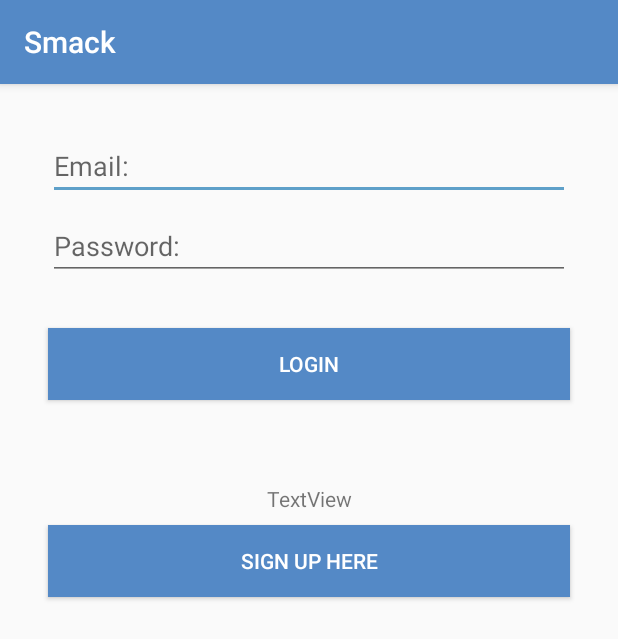
After one commit to labelz/Smack, an Android app: the LoginActivity screen opened directly, with no data from a screen before it, on a phone screen of 412 x 824 dp. The commit adds this screen. Shown: the top 639 px of the screen. Run offline under Robolectric (Android 15) with nearby library versions, the phone set to English and light mode, and no system bars.

Commit message:
add login page

```diff
--- a/app/build.gradle
+++ b/app/build.gradle
@@ -24,7 +24,7 @@ android {
 
 dependencies {
     implementation fileTree(dir: 'libs', include: ['*.jar'])
-    implementation"org.jetbrains.kotlin:kotlin-stdlib-jdk7:$kotlin_version"
+    implementation "org.jetbrains.kotlin:kotlin-stdlib-jdk7:$kotlin_version"
     implementation 'com.android.support:appcompat-v7:28.0.0'
     implementation 'com.android.support:design:28.0.0'
     implementation 'com.android.support.constraint:constraint-layout:1.1.3'
--- a/app/src/main/AndroidManifest.xml
+++ b/app/src/main/AndroidManifest.xml
@@ -9,7 +9,7 @@
             android:supportsRtl="true"
             android:theme="@style/AppTheme">
         <activity
-                android:name=".MainActivity"
+                android:name=".Controller.MainActivity"
                 android:label="@string/app_name"
                 android:theme="@style/AppTheme.NoActionBar">
             <intent-filter>
@@ -18,6 +18,8 @@
                 <category android:name="android.intent.category.LAUNCHER"/>
             </intent-filter>
         </activity>
+        <activity android:name=".Controller.LoginActivity">
+        </activity>
     </application>
 
 </manifest>
--- /dev/null
+++ b/app/src/main/java/th/co/bluesharp/smack/Controller/LoginActivity.kt
@@ -0,0 +1,23 @@
+package th.co.bluesharp.smack.Controller
+
+import android.support.v7.app.AppCompatActivity
+import android.os.Bundle
+import android.view.View
+import th.co.bluesharp.smack.R
+
+class LoginActivity : AppCompatActivity() {
+
+    override fun onCreate(savedInstanceState: Bundle?) {
+        super.onCreate(savedInstanceState)
+        setContentView(R.layout.activity_login)
+    }
+
+    fun loginCreateBtnClicked(view:View){
+
+    }
+
+    fun loginBtnClicked(view: View){
+
+    }
+
+}
--- a/app/src/main/java/th/co/bluesharp/smack/MainActivity.kt
+++ b/app/src/main/java/th/co/bluesharp/smack/Controller/MainActivity.kt
@@ -1,16 +1,14 @@
-package th.co.bluesharp.smack
+package th.co.bluesharp.smack.Controller
 
+import android.content.Intent
 import android.os.Bundle
-import android.support.design.widget.Snackbar
-import android.support.design.widget.NavigationView
 import android.support.v4.view.GravityCompat
 import android.support.v7.app.ActionBarDrawerToggle
 import android.support.v7.app.AppCompatActivity
-import android.view.Menu
-import android.view.MenuItem
 import android.view.View
 import kotlinx.android.synthetic.main.activity_main.*
 import kotlinx.android.synthetic.main.app_bar_main.*
+import th.co.bluesharp.smack.R
 
 class MainActivity : AppCompatActivity() {
 
@@ -38,7 +36,8 @@ class MainActivity : AppCompatActivity() {
     }
 
     fun loginBtnNavClicked(view: View){
-
+        val loginIntent = Intent(this,LoginActivity::class.java)
+        startActivity(loginIntent)
     }
 
     fun addBtnNavClicked(view:View){
--- /dev/null
+++ b/app/src/main/res/layout/activity_login.xml
@@ -0,0 +1,54 @@
+<?xml version="1.0" encoding="utf-8"?>
+<android.support.constraint.ConstraintLayout
+        xmlns:android="http://schemas.android.com/apk/res/android"
+        xmlns:tools="http://schemas.android.com/tools"
+        xmlns:app="http://schemas.android.com/apk/res-auto"
+        android:layout_width="match_parent"
+        android:layout_height="match_parent"
+        tools:context=".Controller.LoginActivity">
+
+    <EditText
+            android:layout_width="0dp"
+            android:layout_height="wrap_content"
+            android:inputType="textPersonName"
+            android:ems="10"
+            android:id="@+id/loginEmailText"
+            app:layout_constraintStart_toStartOf="parent" android:layout_marginStart="32dp"
+            app:layout_constraintTop_toTopOf="parent" android:layout_marginTop="32dp"
+            app:layout_constraintEnd_toEndOf="parent" android:layout_marginEnd="32dp" android:hint="Email:"/>
+    <EditText
+            android:layout_width="0dp"
+            android:layout_height="wrap_content"
+            android:inputType="textPassword"
+            android:ems="10"
+            android:id="@+id/loginPasswordText" android:layout_marginTop="8dp"
+            app:layout_constraintTop_toBottomOf="@+id/loginEmailText" app:layout_constraintStart_toStartOf="parent"
+            android:layout_marginStart="32dp" app:layout_constraintEnd_toEndOf="parent"
+            android:layout_marginEnd="32dp" android:hint="Password:"/>
+    <Button
+            android:text="LOGIN"
+            android:layout_width="0dp"
+            android:layout_height="wrap_content"
+            app:layout_constraintStart_toStartOf="parent" app:layout_constraintEnd_toEndOf="parent"
+            android:id="@+id/loginBtn" android:layout_marginTop="32dp"
+            app:layout_constraintTop_toBottomOf="@+id/loginPasswordText" android:layout_marginEnd="32dp"
+            android:layout_marginStart="32dp" android:background="@color/colorPrimary"
+            android:textColor="@android:color/white" android:onClick="loginBtnClicked"/>
+    <TextView
+            android:text="TextView"
+            android:layout_width="wrap_content"
+            android:layout_height="wrap_content"
+            android:id="@+id/textView"
+            app:layout_constraintTop_toBottomOf="@+id/loginBtn" app:layout_constraintEnd_toEndOf="parent"
+            android:layout_marginEnd="8dp" app:layout_constraintStart_toStartOf="parent"
+            android:layout_marginStart="8dp" android:layout_marginTop="56dp" tools:text="Don't have any accout?"/>
+    <Button
+            android:text="SIGN UP HERE"
+            android:layout_width="0dp"
+            android:layout_height="wrap_content"
+            android:id="@+id/loginCreateBtn" android:layout_marginTop="8dp"
+            app:layout_constraintTop_toBottomOf="@+id/textView" app:layout_constraintEnd_toEndOf="parent"
+            android:layout_marginEnd="32dp" app:layout_constraintStart_toStartOf="parent"
+            android:layout_marginStart="32dp" android:background="@color/colorPrimary"
+            android:textColor="@android:color/white" android:onClick="loginCreateBtnClicked"/>
+</android.support.constraint.ConstraintLayout>
--- a/app/src/main/res/layout/app_bar_main.xml
+++ b/app/src/main/res/layout/app_bar_main.xml
@@ -5,7 +5,7 @@
         xmlns:tools="http://schemas.android.com/tools"
         android:layout_width="match_parent"
         android:layout_height="match_parent"
-        tools:context=".MainActivity">
+        tools:context=".Controller.MainActivity">
 
     <android.support.design.widget.AppBarLayout
             android:layout_height="wrap_content"
--- a/app/src/main/res/layout/content_main.xml
+++ b/app/src/main/res/layout/content_main.xml
@@ -7,7 +7,7 @@
         android:layout_height="match_parent"
         app:layout_behavior="@string/appbar_scrolling_view_behavior"
         tools:showIn="@layout/app_bar_main"
-        tools:context=".MainActivity">
+        tools:context=".Controller.MainActivity">
 
     <TextView
             android:layout_width="0dp"
--- a/app/src/main/res/layout/nav_header_main.xml
+++ b/app/src/main/res/layout/nav_header_main.xml
@@ -43,9 +43,9 @@
             android:layout_height="22dp"
             android:id="@+id/loginBtnNavHeader"
             app:layout_constraintStart_toStartOf="parent"
-            android:layout_marginStart="16dp" app:layout_constraintBottom_toBottomOf="parent"
+            app:layout_constraintBottom_toBottomOf="parent"
             android:layout_marginBottom="8dp" android:background="@android:color/transparent"
-            android:onClick="loginBtnNavClicked" android:textAlignment="viewStart"/>
+            android:onClick="loginBtnNavClicked" android:textAlignment="center"/>
     <ImageButton
             android:layout_width="30dp"
             android:layout_height="30dp" app:srcCompat="@drawable/addchannelbutton"
```
